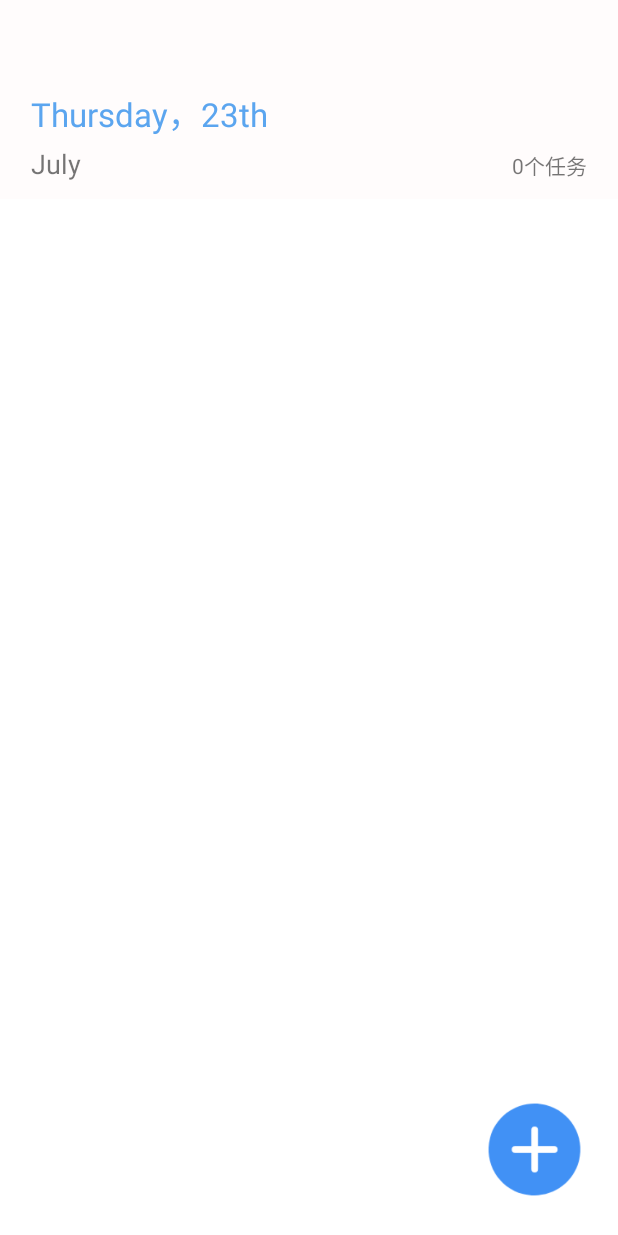
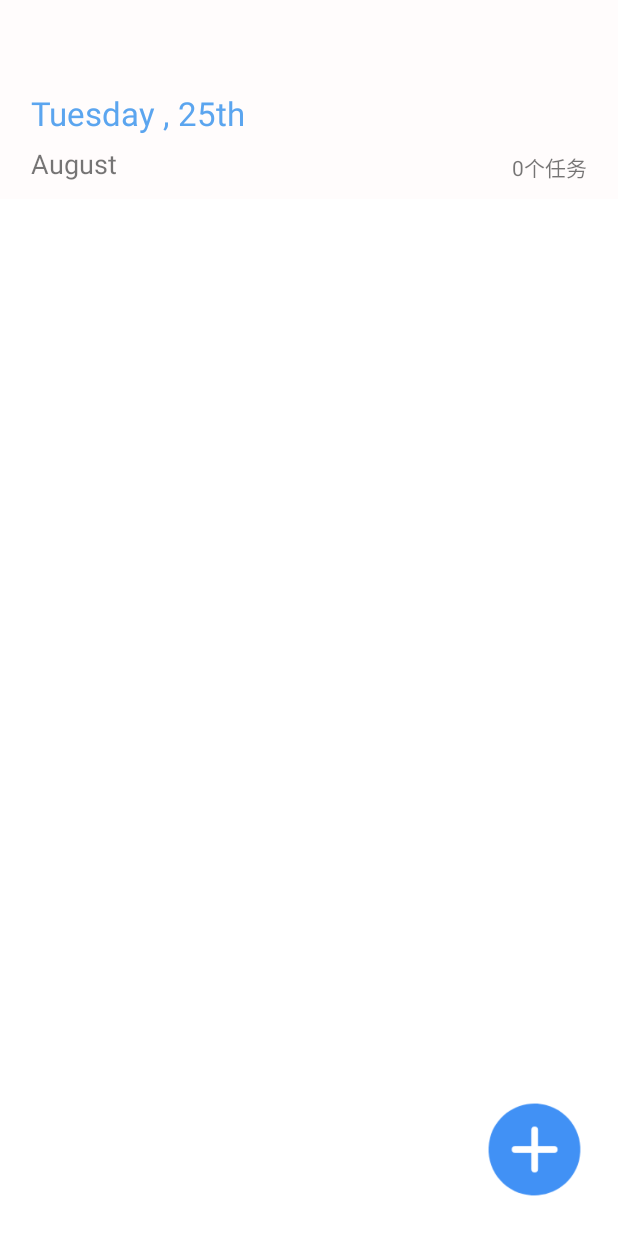
Before and after one commit to tutuchaoren22/TodoList, an Android app: the HomeActivity screen opened directly, with no data from a screen before it, on a phone screen of 412 x 824 dp. Run offline under Robolectric (Android 15) with nearby library versions, the phone set to English and light mode, and no system bars; our stand-ins replace ButterKnife, Room's generated code; 1 statement that could not run was skipped.

Commit message:
[duyuqian] fix-2: update the today date in time

```diff
--- a/app/src/main/java/com/duyuqian/todolist/view/HomeActivity.java
+++ b/app/src/main/java/com/duyuqian/todolist/view/HomeActivity.java
@@ -10,6 +10,7 @@ import android.content.Intent;
 import android.os.Bundle;
 import android.util.Log;
 import android.view.View;
+import android.widget.TextView;
 
 import com.duyuqian.todolist.R;
 import com.duyuqian.todolist.model.task.Task;
@@ -17,7 +18,10 @@ import com.duyuqian.todolist.model.task.TaskAdapter;
 import com.duyuqian.todolist.others.MyDecoration;
 import com.duyuqian.todolist.viewmodel.TaskViewModel;
 
+import java.text.SimpleDateFormat;
+import java.util.Date;
 import java.util.List;
+import java.util.Locale;
 
 import butterknife.BindView;
 import butterknife.ButterKnife;
@@ -26,6 +30,12 @@ import butterknife.OnClick;
 public class HomeActivity extends AppCompatActivity {
     @BindView(R.id.task_list)
     RecyclerView taskListView;
+    @BindView(R.id.title_week_day)
+    TextView titleOfWeekDay;
+    @BindView(R.id.title_month)
+    TextView titleOfMonth;
+    @BindView(R.id.title_count)
+    TextView titleOfCount;
 
     @OnClick(R.id.add_button)
     public void onClickAddButton() {
@@ -60,6 +70,7 @@ public class HomeActivity extends AppCompatActivity {
                 Log.e("TAG", "onCreate: " + taskViewModel);
                 //get the datalist in the database
                 taskList = taskViewModel.getTaskList();
+                updatePage();
                 Log.e("TAG", "onCreate: " + taskList.size());
                 LinearLayoutManager layoutManager = new LinearLayoutManager(getApplicationContext());
                 taskListView.setLayoutManager(layoutManager);
@@ -79,4 +90,10 @@ public class HomeActivity extends AppCompatActivity {
         decorView.setSystemUiVisibility(uiOptions);
     }
 
+    private void updatePage() {
+        Date today = new Date();
+        titleOfWeekDay.setText(new SimpleDateFormat("EEEE , d", Locale.ENGLISH).format(today) + "th");
+        titleOfMonth.setText(new SimpleDateFormat("MMMM", Locale.ENGLISH).format(today));
+        titleOfCount.setText(taskList.size() + "个任务");
+    }
 }
--- a/app/src/main/res/layout/activity_home.xml
+++ b/app/src/main/res/layout/activity_home.xml
@@ -49,7 +49,6 @@
         android:id="@+id/title_week_day"
         android:layout_width="0dp"
         android:layout_height="wrap_content"
-        android:text="Thursday，23th"
         android:textColor="@color/colorOfCheckBox"
         android:textSize="22sp"
         app:layout_constraintBottom_toBottomOf="@id/title_date_bottom"
@@ -61,7 +60,6 @@
         android:id="@+id/title_month"
         android:layout_width="0dp"
         android:layout_height="wrap_content"
-        android:text="July"
         android:textSize="18sp"
         android:paddingBottom="10dp"
         app:layout_constraintBottom_toBottomOf="@id/title_bar_bottom"
@@ -74,7 +72,6 @@
         android:layout_width="0dp"
         android:layout_height="wrap_content"
         android:gravity="end"
-        android:text="0个任务"
         app:layout_constraintBaseline_toBaselineOf="@id/title_month"
         app:layout_constraintEnd_toEndOf="@id/home_margin_right_line"
         app:layout_constraintStart_toEndOf="@id/title_month" />
```
